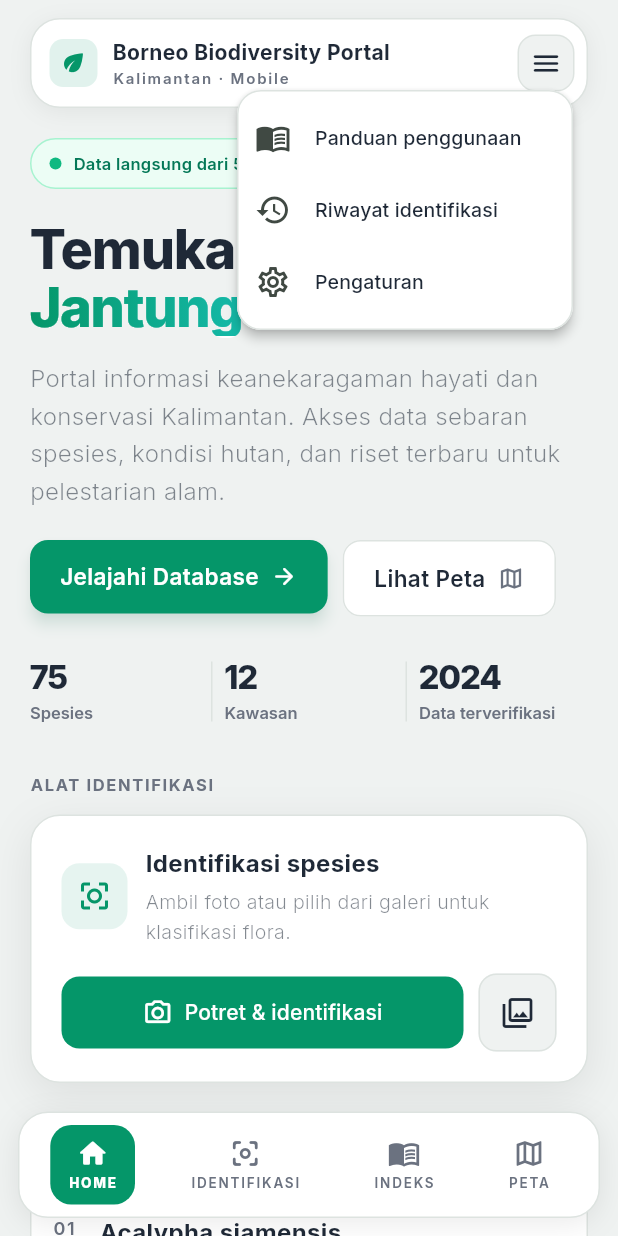
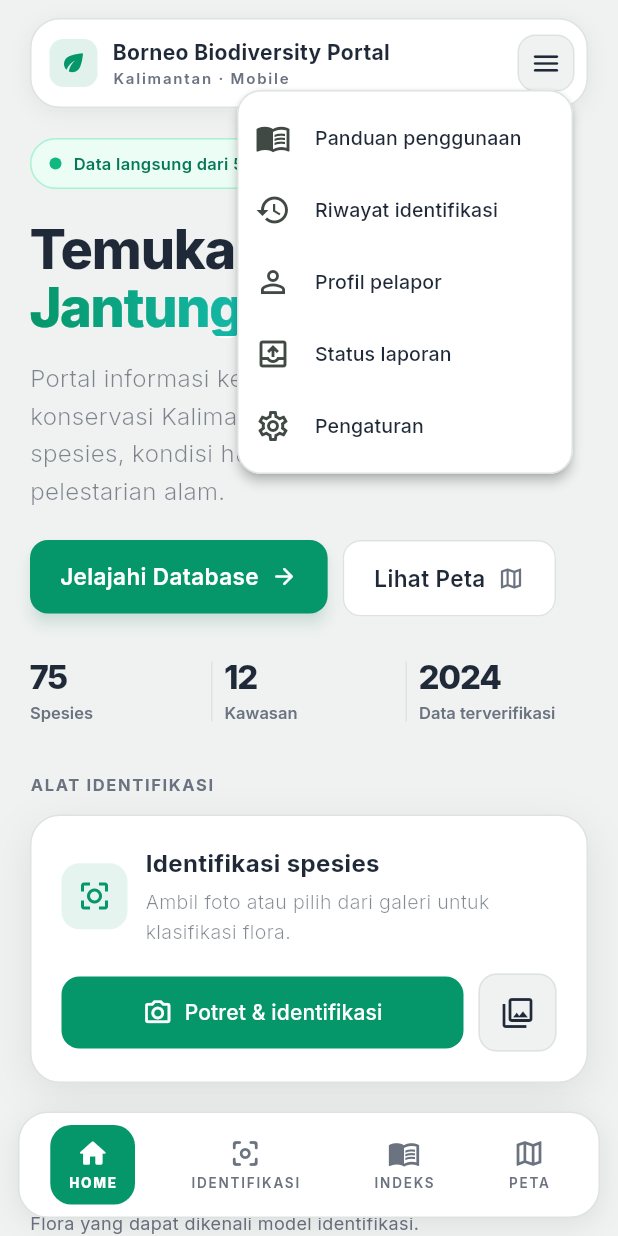
Before and after one commit to msbastx/borneo_flora_app, a Flutter app: the screen it shows after launch, after a tap on "LEWATI", after a tap on the "menu" icon, on a phone screen of 412 x 824 dp. Run offline on Flutter 3.47's test engine with Material 3 defaults, Android fonts, the phone set to English and light mode, and no system bars; our stand-ins replace connectivity_plus, dio, geolocator, image_picker, share_plus, shared_preferences and 2 more; missing offline and left inert: pytorch_lite; accounts and stored records are empty.

Commit message:
feat: shorten home flora list, add profile menu, show candidate results

```diff
--- a/lib/app/app_shell.dart
+++ b/lib/app/app_shell.dart
@@ -155,6 +155,12 @@ class _AppShellState extends State<AppShell> {
           ),
         );
         break;
+      case 'profile':
+        await showReporterProfileDialog(context);
+        break;
+      case 'reports':
+        _openReportStatus();
+        break;
       case 'settings':
         await showModalBottomSheet<void>(
           context: context,
--- a/lib/features/history/history_detail_screen.dart
+++ b/lib/features/history/history_detail_screen.dart
@@ -75,8 +75,9 @@ class HistoryDetailScreen extends StatelessWidget {
       modelVersion: record.modelVersion ?? IdentificationConfig.modelVersion,
     );
 
+    // Laporan berbasis spesies cukup melewati ambang kandidat; kurator tetap meninjaunya.
     final bool scoreAccepted =
-        record.confidence >= IdentificationConfig.acceptanceThreshold;
+        record.confidence >= IdentificationConfig.confidenceThreshold;
 
     if (scoreAccepted && item?.isVerified == true && item?.endemicStatusKnown == true) {
       if (item!.isEndemic) {
@@ -91,7 +92,7 @@ class HistoryDetailScreen extends StatelessWidget {
     // sebagai flora yang belum dikenali agar ditinjau kurator.
     final String reason = !scoreAccepted
         ? 'Confidence hasil ini (${(record.confidence * 100).toStringAsFixed(2)}%) '
-            'belum melewati ambang ${(IdentificationConfig.acceptanceThreshold * 100).toStringAsFixed(2)}%. '
+            'belum melewati ambang kandidat ${(IdentificationConfig.confidenceThreshold * 100).toStringAsFixed(0)}%. '
             'Laporan akan dikirim sebagai kandidat untuk ditinjau, bukan klaim identifikasi.'
         : item?.isVerified == true
             ? 'Status endemik untuk spesies ini belum diketahui. Citra dapat dikirim '
--- a/lib/features/home/home_screen.dart
+++ b/lib/features/home/home_screen.dart
@@ -3,6 +3,7 @@ import 'package:flutter/material.dart';
 import '../../core/theme/app_theme.dart';
 import '../../data/flora_repository.dart';
 import '../../data/models/flora_item.dart';
+import 'flora_index_screen.dart';
 import 'widgets/flora_index_header.dart';
 import 'widgets/flora_row.dart';
 import 'widgets/home_header.dart';
@@ -48,6 +49,25 @@ class _FloraHomeScreenState extends State<FloraHomeScreen> {
     setState(() {
       _floraFuture = _loadFlora();
     });
+  }
+
+  /// Jumlah flora yang tampil di Home. Daftar lengkap dibuka di halaman sendiri.
+  static const int _previewCount = 5;
+
+  void _openFullIndex(BuildContext context) {
+    Navigator.of(context).push(
+      MaterialPageRoute(
+        builder: (_) => Scaffold(
+          backgroundColor: AppColors.base200,
+          appBar: AppBar(
+            backgroundColor: AppColors.base200,
+            surfaceTintColor: Colors.transparent,
+            title: const Text('Indeks Flora'),
+          ),
+          body: FloraIndexScreen(repository: _repository),
+        ),
+      ),
+    );
   }
 
   @override
@@ -172,7 +192,20 @@ class _FloraHomeScreenState extends State<FloraHomeScreen> {
                           onGallery: widget.onOpenGallery,
                         ),
                         const SizedBox(height: 32),
-                        FloraIndexHeader(count: flora.length),
+                        FloraIndexHeader(
+                          count: flora.length,
+                          onTap: () => _openFullIndex(context),
+                        ),
+                        const SizedBox(height: 4),
+                        Text(
+                          'Flora yang dapat dikenali model identifikasi.',
+                          style: AppText.inter(
+                            fontSize: 12,
+                            fontWeight: FontWeight.w400,
+                            color: AppColors.mutedGrey,
+                          ),
+                        ),
+                        const SizedBox(height: 12),
                       ],
                     ),
                   ),
@@ -180,10 +213,31 @@ class _FloraHomeScreenState extends State<FloraHomeScreen> {
                 SliverPadding(
                   padding: const EdgeInsets.symmetric(horizontal: 20),
                   sliver: SliverList.builder(
-                    itemCount: flora.length,
+                    itemCount: flora.length < _previewCount
+                        ? flora.length
+                        : _previewCount,
                     itemBuilder: (_, i) => FloraRow(item: flora[i]),
                   ),
                 ),
+                if (flora.length > _previewCount)
+                  SliverPadding(
+                    padding: const EdgeInsets.fromLTRB(20, 4, 20, 0),
+                    sliver: SliverToBoxAdapter(
+                      child: OutlinedButton.icon(
+                        onPressed: () => _openFullIndex(context),
+                        icon: const Icon(Icons.search),
+                        label: Text('Cari & lihat semua ${flora.length} flora'),
+                        style: OutlinedButton.styleFrom(
+                          foregroundColor: AppColors.emerald700,
+                          side: const BorderSide(color: AppColors.emerald200),
+                          padding: const EdgeInsets.symmetric(vertical: 14),
+                          shape: RoundedRectangleBorder(
+                            borderRadius: BorderRadius.circular(14),
+                          ),
+                        ),
+                      ),
+                    ),
+                  ),
                 SliverToBoxAdapter(
                   child: SizedBox(
                     height: MediaQuery.paddingOf(context).bottom + 96,
--- a/lib/features/home/widgets/flora_index_header.dart
+++ b/lib/features/home/widgets/flora_index_header.dart
@@ -4,9 +4,12 @@ import '../../../core/theme/app_theme.dart';
 
 /// Judul bagian "INDEKS FLORA" beserta jumlah dan garis pemisah.
 class FloraIndexHeader extends StatelessWidget {
-  const FloraIndexHeader({super.key, required this.count});
+  const FloraIndexHeader({super.key, required this.count, this.onTap});
 
   final int count;
+
+  /// Membuka daftar lengkap. Null berarti angka tidak dapat diketuk.
+  final VoidCallback? onTap;
 
   @override
   Widget build(BuildContext context) {
@@ -16,13 +19,20 @@ class FloraIndexHeader extends StatelessWidget {
           mainAxisAlignment: MainAxisAlignment.spaceBetween,
           children: [
             Text('INDEKS FLORA', style: AppText.monoLabel),
-            Text(
-              '$count →',
-              style: const TextStyle(
-                fontFamily: 'monospace',
-                fontSize: 11,
-                fontWeight: FontWeight.bold,
-                color: AppColors.darkGreen,
+            InkWell(
+              onTap: onTap,
+              borderRadius: BorderRadius.circular(8),
+              child: Padding(
+                padding: const EdgeInsets.symmetric(horizontal: 6, vertical: 4),
+                child: Text(
+                  onTap == null ? '$count →' : 'Lihat semua $count →',
+                  style: const TextStyle(
+                    fontFamily: 'monospace',
+                    fontSize: 11,
+                    fontWeight: FontWeight.bold,
+                    color: AppColors.darkGreen,
+                  ),
+                ),
               ),
             ),
           ],
--- a/lib/features/home/widgets/flora_row.dart
+++ b/lib/features/home/widgets/flora_row.dart
@@ -8,6 +8,12 @@ class FloraRow extends StatelessWidget {
   const FloraRow({super.key, required this.item});
 
   final FloraItem item;
+
+  /// Nama umum sering sama dengan nama ilmiah (metadata belum lengkap).
+  /// Dalam kasus itu nama hanya ditulis sekali.
+  bool get _showScientificName =>
+      item.scientificName.trim().toLowerCase() !=
+      item.commonName.trim().toLowerCase();
 
   @override
   Widget build(BuildContext context) {
@@ -38,6 +44,7 @@ class FloraRow extends StatelessWidget {
                     fontWeight: FontWeight.w700,
                   ),
                 ),
+                if (_showScientificName) ...[
                 const SizedBox(height: 2),
                 Text(
                   item.scientificName,
@@ -47,6 +54,7 @@ class FloraRow extends StatelessWidget {
                     color: AppColors.mutedGrey,
                   ).copyWith(fontStyle: FontStyle.italic),
                 ),
+                ],
               ],
             ),
           ),
--- a/lib/features/home/widgets/home_header.dart
+++ b/lib/features/home/widgets/home_header.dart
@@ -101,6 +101,24 @@ class HomeHeader extends StatelessWidget {
                   ),
                 ),
                 PopupMenuItem(
+                  value: 'profile',
+                  child: ListTile(
+                    dense: true,
+                    contentPadding: EdgeInsets.zero,
+                    leading: Icon(Icons.person_outline),
+                    title: Text('Profil pelapor'),
+                  ),
+                ),
+                PopupMenuItem(
+                  value: 'reports',
+                  child: ListTile(
+                    dense: true,
+                    contentPadding: EdgeInsets.zero,
+                    leading: Icon(Icons.outbox_outlined),
+                    title: Text('Status laporan'),
+                  ),
+                ),
+                PopupMenuItem(
                   value: 'settings',
                   child: ListTile(
                     dense: true,
--- a/lib/features/identification/identification_config.dart
+++ b/lib/features/identification/identification_config.dart
@@ -9,7 +9,10 @@ abstract final class IdentificationConfig {
   /// Jumlah kandidat teratas yang ditampilkan.
   static const int topK = 4;
 
-  /// Probabilitas minimum agar hasil dianggap dikenali (0.0 sampai 1.0).
+  /// Probabilitas minimum agar hasil ditampilkan sebagai kandidat flora
+  /// (0.0 sampai 1.0). Di bawah ambang ini layar "Tidak dapat diidentifikasi"
+  /// yang tampil. Ambang ini juga menjadi syarat minimum laporan berbasis spesies
+  /// (temuan endemik dan foto dataset), karena semua laporan tetap ditinjau kurator.
   static const double confidenceThreshold = 0.45;
 
   /// Probabilitas minimum untuk label "Keyakinan tinggi" di kartu UI.
--- a/lib/features/identification/identification_controller.dart
+++ b/lib/features/identification/identification_controller.dart
@@ -103,6 +103,11 @@ class IdentificationController extends ChangeNotifier {
   bool get passesAcceptanceThreshold =>
       (topResult?.prediction.probability ?? 0) >=
       IdentificationConfig.acceptanceThreshold;
+
+  /// Skor tertinggi cukup untuk ditampilkan sebagai kandidat flora.
+  bool get passesCandidateThreshold =>
+      (topResult?.prediction.probability ?? 0) >=
+      IdentificationConfig.confidenceThreshold;
 
   /// Sistem hanya menyebut hasil teridentifikasi bila skor model melewati
   /// ambang DAN katalog memiliki metadata yang diverifikasi.
@@ -326,7 +331,9 @@ class IdentificationController extends ChangeNotifier {
     final File? image = _image;
     final item = top?.item;
     if (top == null || image == null || item == null) return;
-    if (!isConfident || !item.endemicStatusKnown || item.isEndemic) return;
+    // Cukup melewati ambang kandidat: foto dataset selalu ditinjau kurator.
+    if (!passesCandidateThreshold || !item.isVerified) return;
+    if (!item.endemicStatusKnown || item.isEndemic) return;
     try {
       _reports ??= ReportFlow();
       await _reports!.autoSubmitSighting(ReportSource(
```
Also changed, not shown: lib/features/identification/identification_screen.dart (+10 -5 lines).
